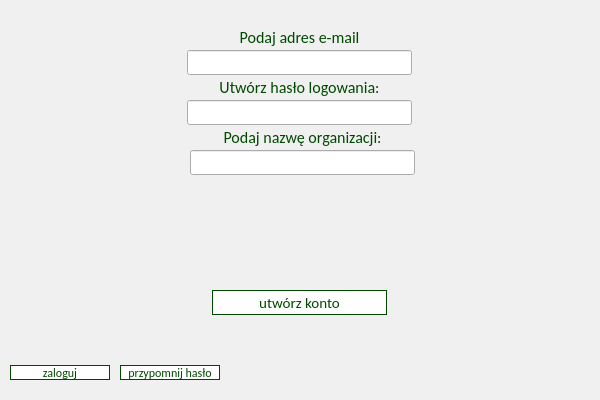
This is Forms/regwin.ui in CodeBau/WiP as Qt 5 draws it before an edit. The edited form follows.
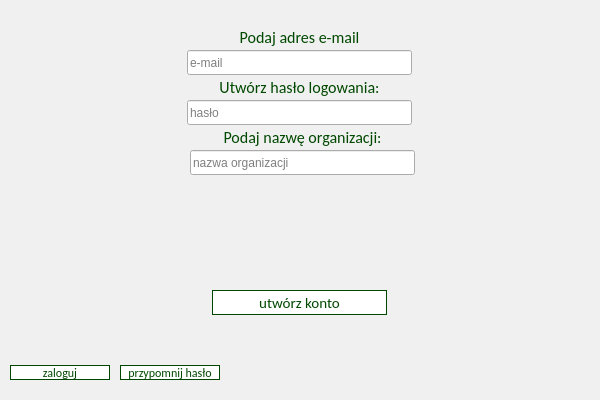
This is the edited form.

Patch:
```diff
--- a/Forms/regwin.ui
+++ b/Forms/regwin.ui
@@ -173,6 +173,9 @@
     <property name="maxLength">
      <number>320</number>
     </property>
+    <property name="placeholderText">
+     <string>e-mail</string>
+    </property>
    </widget>
    <widget class="QLineEdit" name="RegWin_Edit_pswd">
     <property name="geometry">
@@ -186,6 +189,9 @@
     <property name="maxLength">
      <number>25</number>
     </property>
+    <property name="placeholderText">
+     <string>hasło</string>
+    </property>
    </widget>
    <widget class="QLabel" name="RegWin_Text_redallert">
     <property name="geometry">
@@ -218,6 +224,9 @@
     <property name="maxLength">
      <number>30</number>
     </property>
+    <property name="placeholderText">
+     <string>nazwa organizacji</string>
+    </property>
    </widget>
    <widget class="QLabel" name="RegWin_Text_org">
     <property name="geometry">
```
